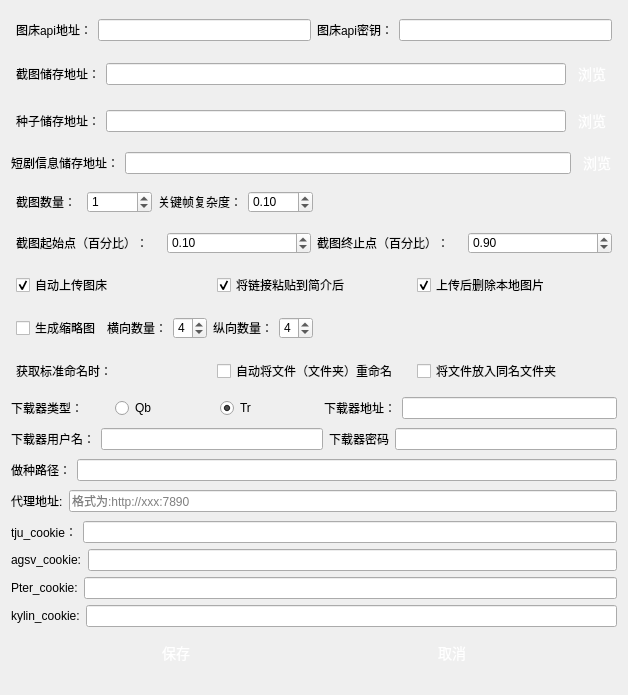
Before: the Qt Designer form ui/settings.ui in waidosia/ph-bjd-playlet, drawn with Qt 5.
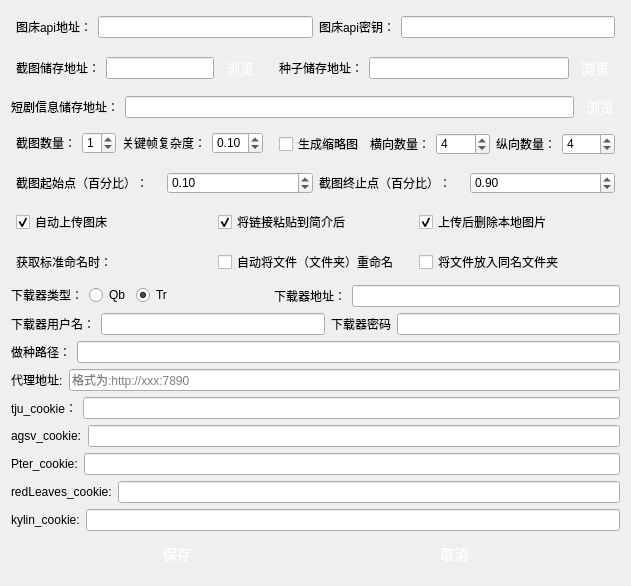
After: the same form once the commit is applied.

What changed in the file:
```diff
--- a/ui/settings.ui
+++ b/ui/settings.ui
@@ -6,14 +6,14 @@
    <rect>
     <x>0</x>
     <y>0</y>
-    <width>628</width>
-    <height>695</height>
+    <width>631</width>
+    <height>586</height>
    </rect>
   </property>
   <property name="windowTitle">
    <string>设置</string>
   </property>
-  <layout class="QGridLayout" name="gridLayout">
+  <layout class="QFormLayout" name="formLayout">
    <item row="0" column="0" colspan="2">
     <layout class="QHBoxLayout" name="horizontalLayout_4">
      <property name="leftMargin">
@@ -167,7 +167,310 @@
      </item>
     </layout>
    </item>
-   <item row="4" column="0">
+   <item row="1" column="0">
+    <layout class="QHBoxLayout" name="horizontalLayout_2">
+     <property name="leftMargin">
+      <number>5</number>
+     </property>
+     <property name="topMargin">
+      <number>5</number>
+     </property>
+     <property name="rightMargin">
+      <number>5</number>
+     </property>
+     <property name="bottomMargin">
+      <number>5</number>
+     </property>
+     <item>
+      <widget class="QLabel" name="label_3">
+       <property name="styleSheet">
+        <string>QPushButton {
+    display: inline-block;
+    padding: 5px 5px;
+    font-size: 16px;
+    cursor: pointer;
+    text-align: center;
+    text-decoration: none;
+    outline: none;
+    color:#fff;
+    background-color: #559e24;
+    border: none;
+    border-radius: 15px;
+    box-shadow: 0 9px #999;
+}
+
+QPushButton:hover {
+background-color: #4a8821;
+}
+
+QPushButton:pressed {
+    background-color: #3c6f1b;
+}
+</string>
+       </property>
+       <property name="text">
+        <string>截图储存地址：</string>
+       </property>
+      </widget>
+     </item>
+     <item>
+      <widget class="QLineEdit" name="screenshotPath">
+       <property name="styleSheet">
+        <string>QPushButton {
+    display: inline-block;
+    padding: 5px 5px;
+    font-size: 16px;
+    cursor: pointer;
+    text-align: center;
+    text-decoration: none;
+    outline: none;
+    color:#fff;
+    background-color: #559e24;
+    border: none;
+    border-radius: 15px;
+    box-shadow: 0 9px #999;
+}
+
+QPushButton:hover {
+background-color: #4a8821;
+}
+
+QPushButton:pressed {
+    background-color: #3c6f1b;
+}
+</string>
+       </property>
+       <property name="text">
+        <string/>
+       </property>
+       <property name="clearButtonEnabled">
+        <bool>true</bool>
+       </property>
+      </widget>
+     </item>
+     <item>
+      <widget class="QPushButton" name="selectScreenshotPathButton">
+       <property name="styleSheet">
+        <string notr="true">QPushButton {
+    display: inline-block;
+    padding: 3px 6px;
+    font-size: 14px;
+    cursor: pointer;
+    text-align: center;
+    text-decoration: none;
+    outline: none;
+    color:#fff;
+background-color: 
+				qlineargradient(x1:0, y1:0, x2:0, y2:1,
+                                      stop:0 #16bf9d,
+                                      stop:1 #10a266);
+    border: none;
+    border-radius: 8px;
+    box-shadow: 0 9px #999;
+}
+
+QPushButton:hover {
+background-color: 
+				qlineargradient(x1:0, y1:0, x2:0, y2:1,
+                                      stop:0 #11b998,
+                                      stop:1 #08965e);
+}
+
+QPushButton:pressed {
+    background-color: 
+				qlineargradient(x1:0, y1:0, x2:0, y2:1,
+                                      stop:0 #0e9278,
+                                      stop:1 #0e925c);
+}
+</string>
+       </property>
+       <property name="text">
+        <string>浏览</string>
+       </property>
+      </widget>
+     </item>
+    </layout>
+   </item>
+   <item row="1" column="1">
+    <layout class="QHBoxLayout" name="horizontalLayout_3">
+     <property name="leftMargin">
+      <number>5</number>
+     </property>
+     <property name="topMargin">
+      <number>5</number>
+     </property>
+     <property name="rightMargin">
+      <number>5</number>
+     </property>
+     <property name="bottomMargin">
+      <number>5</number>
+     </property>
+     <item>
+      <widget class="QLabel" name="label_12">
+       <property name="styleSheet">
+        <string>QPushButton {
+    display: inline-block;
+    padding: 5px 5px;
+    font-size: 16px;
+    cursor: pointer;
+    text-align: center;
+    text-decoration: none;
+    outline: none;
+    color:#fff;
+    background-color: #559e24;
+    border: none;
+    border-radius: 15px;
+    box-shadow: 0 9px #999;
+}
+
+QPushButton:hover {
+background-color: #4a8821;
+}
+
+QPushButton:pressed {
+    background-color: #3c6f1b;
+}
+</string>
+       </property>
+       <property name="text">
+        <string>种子储存地址：</string>
+       </property>
+      </widget>
+     </item>
+     <item>
+      <widget class="QLineEdit" name="torrentPath">
+       <property name="styleSheet">
+        <string>QPushButton {
+    display: inline-block;
+    padding: 5px 5px;
+    font-size: 16px;
+    cursor: pointer;
+    text-align: center;
+    text-decoration: none;
+    outline: none;
+    color:#fff;
+    background-color: #559e24;
+    border: none;
+    border-radius: 15px;
+    box-shadow: 0 9px #999;
+}
+
+QPushButton:hover {
+background-color: #4a8821;
+}
+
+QPushButton:pressed {
+    background-color: #3c6f1b;
+}
+</string>
+       </property>
+       <property name="text">
+        <string/>
+       </property>
+       <property name="clearButtonEnabled">
+        <bool>true</bool>
+       </property>
+      </widget>
+     </item>
+     <item>
+      <widget class="QPushButton" name="selectTorrentPathButton">
+       <property name="styleSheet">
+        <string notr="true">QPushButton {
+    display: inline-block;
+    padding: 3px 6px;
+    font-size: 14px;
+    cursor: pointer;
+    text-align: center;
+    text-decoration: none;
+    outline: none;
+    color:#fff;
+background-color: 
+				qlineargradient(x1:0, y1:0, x2:0, y2:1,
+                                      stop:0 #16bf9d,
+                                      stop:1 #10a266);
+    border: none;
+    border-radius: 8px;
+    box-shadow: 0 9px #999;
+}
+
+QPushButton:hover {
+background-color: 
+				qlineargradient(x1:0, y1:0, x2:0, y2:1,
+                                      stop:0 #11b998,
+                                      stop:1 #08965e);
+}
+
+QPushButton:pressed {
+    background-color: 
+				qlineargradient(x1:0, y1:0, x2:0, y2:1,
+                                      stop:0 #0e9278,
+                                      stop:1 #0e925c);
+}
+</string>
+       </property>
+       <property name="text">
+        <string>浏览</string>
+       </property>
+      </widget>
+     </item>
+    </layout>
+   </item>
+   <item row="2" column="0" colspan="2">
+    <layout class="QHBoxLayout" name="horizontalLayout_14">
+     <item>
+      <widget class="QLabel" name="label_19">
+       <property name="text">
+        <string>短剧信息储存地址：</string>
+       </property>
+      </widget>
+     </item>
+     <item>
+      <widget class="QLineEdit" name="videoInfo"/>
+     </item>
+     <item>
+      <widget class="QPushButton" name="selectInfoPathButton">
+       <property name="styleSheet">
+        <string notr="true">QPushButton {
+    display: inline-block;
+    padding: 3px 6px;
+    font-size: 14px;
+    cursor: pointer;
+    text-align: center;
+    text-decoration: none;
+    outline: none;
+    color:#fff;
+background-color: 
+				qlineargradient(x1:0, y1:0, x2:0, y2:1,
+                                      stop:0 #16bf9d,
+                                      stop:1 #10a266);
+    border: none;
+    border-radius: 8px;
+    box-shadow: 0 9px #999;
+}
+
+QPushButton:hover {
+background-color: 
+				qlineargradient(x1:0, y1:0, x2:0, y2:1,
+                                      stop:0 #11b998,
+                                      stop:1 #08965e);
+}
+
+QPushButton:pressed {
+    background-color: 
+				qlineargradient(x1:0, y1:0, x2:0, y2:1,
+                                      stop:0 #0e9278,
+                                      stop:1 #0e925c);
+}
+</string>
+       </property>
+       <property name="text">
+        <string>浏览</string>
+       </property>
+      </widget>
+     </item>
+    </layout>
+   </item>
+   <item row="3" column="0">
     <layout class="QHBoxLayout" name="horizontalLayout_7">
      <property name="leftMargin">
       <number>5</number>
@@ -323,7 +626,170 @@
      </item>
     </layout>
    </item>
-   <item row="5" column="0" colspan="2">
+   <item row="3" column="1">
+    <layout class="QHBoxLayout" name="horizontalLayout_11">
+     <property name="leftMargin">
+      <number>5</number>
+     </property>
+     <property name="topMargin">
+      <number>5</number>
+     </property>
+     <property name="rightMargin">
+      <number>5</number>
+     </property>
+     <property name="bottomMargin">
+      <number>5</number>
+     </property>
+     <item>
+      <widget class="QCheckBox" name="getThumbnails">
+       <property name="text">
+        <string>生成缩略图</string>
+       </property>
+      </widget>
+     </item>
+     <item>
+      <widget class="QLabel" name="label_13">
+       <property name="styleSheet">
+        <string>QPushButton {
+    display: inline-block;
+    padding: 5px 5px;
+    font-size: 16px;
+    cursor: pointer;
+    text-align: center;
+    text-decoration: none;
+    outline: none;
+    color:#fff;
+    background-color: #559e24;
+    border: none;
+    border-radius: 15px;
+    box-shadow: 0 9px #999;
+}
+
+QPushButton:hover {
+background-color: #4a8821;
+}
+
+QPushButton:pressed {
+    background-color: #3c6f1b;
+}
+</string>
+       </property>
+       <property name="text">
+        <string>横向数量：</string>
+       </property>
+      </widget>
+     </item>
+     <item>
+      <widget class="QSpinBox" name="rows">
+       <property name="styleSheet">
+        <string>QPushButton {
+    display: inline-block;
+    padding: 5px 5px;
+    font-size: 16px;
+    cursor: pointer;
+    text-align: center;
+    text-decoration: none;
+    outline: none;
+    color:#fff;
+    background-color: #559e24;
+    border: none;
+    border-radius: 15px;
+    box-shadow: 0 9px #999;
+}
+
+QPushButton:hover {
+background-color: #4a8821;
+}
+
+QPushButton:pressed {
+    background-color: #3c6f1b;
+}
+</string>
+       </property>
+       <property name="minimum">
+        <number>1</number>
+       </property>
+       <property name="maximum">
+        <number>9</number>
+       </property>
+       <property name="value">
+        <number>4</number>
+       </property>
+      </widget>
+     </item>
+     <item>
+      <widget class="QLabel" name="label_8">
+       <property name="styleSheet">
+        <string>QPushButton {
+    display: inline-block;
+    padding: 5px 5px;
+    font-size: 16px;
+    cursor: pointer;
+    text-align: center;
+    text-decoration: none;
+    outline: none;
+    color:#fff;
+    background-color: #559e24;
+    border: none;
+    border-radius: 15px;
+    box-shadow: 0 9px #999;
+}
+
+QPushButton:hover {
+background-color: #4a8821;
+}
+
+QPushButton:pressed {
+    background-color: #3c6f1b;
+}
+</string>
+       </property>
+       <property name="text">
+        <string>纵向数量：</string>
+       </property>
+      </widget>
+     </item>
+     <item>
+      <widget class="QSpinBox" name="cols">
+       <property name="styleSheet">
+        <string>QPushButton {
+    display: inline-block;
+    padding: 5px 5px;
+    font-size: 16px;
+    cursor: pointer;
+    text-align: center;
+    text-decoration: none;
+    outline: none;
+    color:#fff;
+    background-color: #559e24;
+    border: none;
+    border-radius: 15px;
+    box-shadow: 0 9px #999;
+}
+
+QPushButton:hover {
+background-color: #4a8821;
+}
+
+QPushButton:pressed {
+    background-color: #3c6f1b;
+}
+</string>
+       </property>
+       <property name="minimum">
+        <number>1</number>
+       </property>
+       <property name="maximum">
+        <number>9</number>
+       </property>
+       <property name="value">
+        <number>4</number>
+       </property>
+      </widget>
+     </item>
+    </layout>
+   </item>
+   <item row="4" column="0" colspan="2">
     <layout class="QHBoxLayout" name="horizontalLayout_8">
      <property name="leftMargin">
       <number>5</number>
@@ -485,7 +951,7 @@
      </item>
     </layout>
    </item>
-   <item row="6" column="0" colspan="2">
+   <item row="5" column="0" colspan="2">
     <layout class="QHBoxLayout" name="horizontalLayout_9">
      <property name="leftMargin">
       <number>5</number>
@@ -606,170 +1072,7 @@
      </item>
     </layout>
    </item>
-   <item row="7" column="0">
-    <layout class="QHBoxLayout" name="horizontalLayout_11">
-     <property name="leftMargin">
-      <number>5</number>
-     </property>
-     <property name="topMargin">
-      <number>5</number>
-     </property>
-     <property name="rightMargin">
-      <number>5</number>
-     </property>
-     <property name="bottomMargin">
-      <number>5</number>
-     </property>
-     <item>
-      <widget class="QCheckBox" name="getThumbnails">
-       <property name="text">
-        <string>生成缩略图</string>
-       </property>
-      </widget>
-     </item>
-     <item>
-      <widget class="QLabel" name="label_13">
-       <property name="styleSheet">
-        <string>QPushButton {
-    display: inline-block;
-    padding: 5px 5px;
-    font-size: 16px;
-    cursor: pointer;
-    text-align: center;
-    text-decoration: none;
-    outline: none;
-    color:#fff;
-    background-color: #559e24;
-    border: none;
-    border-radius: 15px;
-    box-shadow: 0 9px #999;
-}
-
-QPushButton:hover {
-background-color: #4a8821;
-}
-
-QPushButton:pressed {
-    background-color: #3c6f1b;
-}
-</string>
-       </property>
-       <property name="text">
-        <string>横向数量：</string>
-       </property>
-      </widget>
-     </item>
-     <item>
-      <widget class="QSpinBox" name="rows">
-       <property name="styleSheet">
-        <string>QPushButton {
-    display: inline-block;
-    padding: 5px 5px;
-    font-size: 16px;
-    cursor: pointer;
-    text-align: center;
-    text-decoration: none;
-    outline: none;
-    color:#fff;
-    background-color: #559e24;
-    border: none;
-    border-radius: 15px;
-    box-shadow: 0 9px #999;
-}
-
-QPushButton:hover {
-background-color: #4a8821;
-}
-
-QPushButton:pressed {
-    background-color: #3c6f1b;
-}
-</string>
-       </property>
-       <property name="minimum">
-        <number>1</number>
-       </property>
-       <property name="maximum">
-        <number>9</number>
-       </property>
-       <property name="value">
-        <number>4</number>
-       </property>
-      </widget>
-     </item>
-     <item>
-      <widget class="QLabel" name="label_8">
-       <property name="styleSheet">
-        <string>QPushButton {
-    display: inline-block;
-    padding: 5px 5px;
-    font-size: 16px;
-    cursor: pointer;
-    text-align: center;
-    text-decoration: none;
-    outline: none;
-    color:#fff;
-    background-color: #559e24;
-    border: none;
-    border-radius: 15px;
-    box-shadow: 0 9px #999;
-}
-
-QPushButton:hover {
-background-color: #4a8821;
-}
-
-QPushButton:pressed {
-    background-color: #3c6f1b;
-}
-</string>
-       </property>
-       <property name="text">
-        <string>纵向数量：</string>
-       </property>
-      </widget>
-     </item>
-     <item>
-      <widget class="QSpinBox" name="cols">
-       <property name="styleSheet">
-        <string>QPushButton {
-    display: inline-block;
-    padding: 5px 5px;
-    font-size: 16px;
-    cursor: pointer;
-    text-align: center;
-    text-decoration: none;
-    outline: none;
-    color:#fff;
-    background-color: #559e24;
-    border: none;
-    border-radius: 15px;
-    box-shadow: 0 9px #999;
-}
-
-QPushButton:hover {
-background-color: #4a8821;
-}
-
-QPushButton:pressed {
-    background-color: #3c6f1b;
-}
-</string>
-       </property>
-       <property name="minimum">
-        <number>1</number>
-       </property>
-       <property name="maximum">
-        <number>9</number>
-       </property>
-       <property name="value">
-        <number>4</number>
-       </property>
-      </widget>
-     </item>
-    </layout>
-   </item>
-   <item row="8" column="0" colspan="2">
+   <item row="6" column="0" colspan="2">
     <layout class="QHBoxLayout" name="horizontalLayout_10">
      <property name="leftMargin">
       <number>5</number>
@@ -887,7 +1190,7 @@
      </item>
     </layout>
    </item>
-   <item row="9" column="0">
+   <item row="7" column="0">
     <layout class="QVBoxLayout" name="verticalLayout_2">
      <item>
       <layout class="QHBoxLayout" name="horizontalLayout_19">
@@ -931,7 +1234,7 @@
      </item>
     </layout>
    </item>
-   <item row="9" column="1">
+   <item row="7" column="1">
     <layout class="QHBoxLayout" name="horizontalLayout_6">
      <item>
       <widget class="QLabel" name="label_14">
@@ -945,7 +1248,7 @@
      </item>
     </layout>
    </item>
-   <item row="10" column="0" colspan="2">
+   <item row="8" column="0" colspan="2">
     <layout class="QHBoxLayout" name="horizontalLayout_5">
      <item>
       <widget class="QLabel" name="label_15">
@@ -969,310 +1272,21 @@
      </item>
     </layout>
    </item>
-   <item row="1" column="0" colspan="2">
-    <layout class="QHBoxLayout" name="horizontalLayout_2">
-     <property name="leftMargin">
-      <number>5</number>
-     </property>
-     <property name="topMargin">
-      <number>5</number>
-     </property>
-     <property name="rightMargin">
-      <number>5</number>
-     </property>
-     <property name="bottomMargin">
-      <number>5</number>
-     </property>
+   <item row="9" column="0" colspan="2">
+    <layout class="QHBoxLayout" name="horizontalLayout_13">
      <item>
-      <widget class="QLabel" name="label_3">
-       <property name="styleSheet">
-        <string>QPushButton {
-    display: inline-block;
-    padding: 5px 5px;
-    font-size: 16px;
-    cursor: pointer;
-    text-align: center;
-    text-decoration: none;
-    outline: none;
-    color:#fff;
-    background-color: #559e24;
-    border: none;
-    border-radius: 15px;
-    box-shadow: 0 9px #999;
-}
-
-QPushButton:hover {
-background-color: #4a8821;
-}
-
-QPushButton:pressed {
-    background-color: #3c6f1b;
-}
-</string>
-       </property>
+      <widget class="QLabel" name="label_18">
        <property name="text">
-        <string>截图储存地址：</string>
+        <string>做种路径：</string>
        </property>
       </widget>
      </item>
      <item>
-      <widget class="QLineEdit" name="screenshotPath">
-       <property name="styleSheet">
-        <string>QPushButton {
-    display: inline-block;
-    padding: 5px 5px;
-    font-size: 16px;
-    cursor: pointer;
-    text-align: center;
-    text-decoration: none;
-    outline: none;
-    color:#fff;
-    background-color: #559e24;
-    border: none;
-    border-radius: 15px;
-    box-shadow: 0 9px #999;
-}
-
-QPushButton:hover {
-background-color: #4a8821;
-}
-
-QPushButton:pressed {
-    background-color: #3c6f1b;
-}
-</string>
-       </property>
-       <property name="text">
-        <string/>
-       </property>
-       <property name="clearButtonEnabled">
-        <bool>true</bool>
-       </property>
-      </widget>
+      <widget class="QLineEdit" name="resourcePath"/>
      </item>
-     <item>
-      <widget class="QPushButton" name="selectScreenshotPathButton">
-       <property name="styleSheet">
-        <string notr="true">QPushButton {
-    display: inline-block;
-    padding: 3px 6px;
-    font-size: 14px;
-    cursor: pointer;
-    text-align: center;
-    text-decoration: none;
-    outline: none;
-    color:#fff;
-background-color: 
-				qlineargradient(x1:0, y1:0, x2:0, y2:1,
-                                      stop:0 #16bf9d,
-                                      stop:1 #10a266);
-    border: none;
-    border-radius: 8px;
-    box-shadow: 0 9px #999;
-}
-
-QPushButton:hover {
-background-color: 
-				qlineargradient(x1:0, y1:0, x2:0, y2:1,
-                                      stop:0 #11b998,
-                                      stop:1 #08965e);
-}
-
-QPushButton:pressed {
-    background-color: 
-				qlineargradient(x1:0, y1:0, x2:0, y2:1,
-                                      stop:0 #0e9278,
-                                      stop:1 #0e925c);
-}
-</string>
-       </property>
-       <property name="text">
-        <string>浏览</string>
-       </property>
-      </widget>
-     </item>
     </layout>
    </item>
-   <item row="2" column="0" colspan="2">
-    <layout class="QHBoxLayout" name="horizontalLayout_3">
-     <property name="leftMargin">
-      <number>5</number>
-     </property>
-     <property name="topMargin">
-      <number>5</number>
-     </property>
-     <property name="rightMargin">
-      <number>5</number>
-     </property>
-     <property name="bottomMargin">
-      <number>5</number>
-     </property>
-     <item>
-      <widget class="QLabel" name="label_12">
-       <property name="styleSheet">
-        <string>QPushButton {
-    display: inline-block;
-    padding: 5px 5px;
-    font-size: 16px;
-    cursor: pointer;
-    text-align: center;
-    text-decoration: none;
-    outline: none;
-    color:#fff;
-    background-color: #559e24;
-    border: none;
-    border-radius: 15px;
-    box-shadow: 0 9px #999;
-}
-
-QPushButton:hover {
-background-color: #4a8821;
-}
-
-QPushButton:pressed {
-    background-color: #3c6f1b;
-}
-</string>
-       </property>
-       <property name="text">
-        <string>种子储存地址：</string>
-       </property>
-      </widget>
-     </item>
-     <item>
-      <widget class="QLineEdit" name="torrentPath">
-       <property name="styleSheet">
-        <string>QPushButton {
-    display: inline-block;
-    padding: 5px 5px;
-    font-size: 16px;
-    cursor: pointer;
-    text-align: center;
-    text-decoration: none;
-    outline: none;
-    color:#fff;
-    background-color: #559e24;
-    border: none;
-    border-radius: 15px;
-    box-shadow: 0 9px #999;
-}
-
-QPushButton:hover {
-background-color: #4a8821;
-}
-
-QPushButton:pressed {
-    background-color: #3c6f1b;
-}
-</string>
-       </property>
-       <property name="text">
-        <string/>
-       </property>
-       <property name="clearButtonEnabled">
-        <bool>true</bool>
-       </property>
-      </widget>
-     </item>
-     <item>
-      <widget class="QPushButton" name="selectTorrentPathButton">
-       <property name="styleSheet">
-        <string notr="true">QPushButton {
-    display: inline-block;
-    padding: 3px 6px;
-    font-size: 14px;
-    cursor: pointer;
-    text-align: center;
-    text-decoration: none;
-    outline: none;
-    color:#fff;
-background-color: 
-				qlineargradient(x1:0, y1:0, x2:0, y2:1,
-                                      stop:0 #16bf9d,
-                                      stop:1 #10a266);
-    border: none;
-    border-radius: 8px;
-    box-shadow: 0 9px #999;
-}
-
-QPushButton:hover {
-background-color: 
-				qlineargradient(x1:0, y1:0, x2:0, y2:1,
-                                      stop:0 #11b998,
-                                      stop:1 #08965e);
-}
-
-QPushButton:pressed {
-    background-color: 
-				qlineargradient(x1:0, y1:0, x2:0, y2:1,
-                                      stop:0 #0e9278,
-                                      stop:1 #0e925c);
-}
-</string>
-       </property>
-       <property name="text">
-        <string>浏览</string>
-       </property>
-      </widget>
-     </item>
-    </layout>
-   </item>
-   <item row="3" column="0" colspan="2">
-    <layout class="QHBoxLayout" name="horizontalLayout_14">
-     <item>
-      <widget class="QLabel" name="label_19">
-       <property name="text">
-        <string>短剧信息储存地址：</string>
-       </property>
-      </widget>
-     </item>
-     <item>
-      <widget class="QLineEdit" name="videoInfo"/>
-     </item>
-     <item>
-      <widget class="QPushButton" name="selectInfoPathButton">
-       <property name="styleSheet">
-        <string notr="true">QPushButton {
-    display: inline-block;
-    padding: 3px 6px;
-    font-size: 14px;
-    cursor: pointer;
-    text-align: center;
-    text-decoration: none;
-    outline: none;
-    color:#fff;
-background-color: 
-				qlineargradient(x1:0, y1:0, x2:0, y2:1,
-                                      stop:0 #16bf9d,
-                                      stop:1 #10a266);
-    border: none;
-    border-radius: 8px;
-    box-shadow: 0 9px #999;
-}
-
-QPushButton:hover {
-background-color: 
-				qlineargradient(x1:0, y1:0, x2:0, y2:1,
-                                      stop:0 #11b998,
-                                      stop:1 #08965e);
-}
-
-QPushButton:pressed {
-    background-color: 
-				qlineargradient(x1:0, y1:0, x2:0, y2:1,
-                                      stop:0 #0e9278,
-                                      stop:1 #0e925c);
-}
-</string>
-       </property>
-       <property name="text">
-        <string>浏览</string>
-       </property>
-      </widget>
-     </item>
-    </layout>
-   </item>
-   <item row="12" column="0" colspan="2">
+   <item row="10" column="0" colspan="2">
     <layout class="QHBoxLayout" name="horizontalLayout_18">
      <item>
       <widget class="QLabel" name="label_21">
@@ -1291,20 +1305,6 @@
     </layout>
    </item>
    <item row="11" column="0" colspan="2">
-    <layout class="QHBoxLayout" name="horizontalLayout_13">
-     <item>
-      <widget class="QLabel" name="label_18">
-       <property name="text">
-        <string>做种路径：</string>
-       </property>
-      </widget>
-     </item>
-     <item>
-      <widget class="QLineEdit" name="resourcePath"/>
-     </item>
-    </layout>
-   </item>
-   <item row="13" column="0" colspan="2">
     <layout class="QVBoxLayout" name="verticalLayout">
      <item>
       <layout class="QHBoxLayout" name="horizontalLayout_12">
@@ -1348,6 +1348,20 @@
        </item>
       </layout>
      </item>
+     <item>
+      <layout class="QHBoxLayout" name="horizontalLayout_20">
+       <item>
+        <widget class="QLabel" name="label_23">
+         <property name="text">
+          <string>redLeaves_cookie:</string>
+         </property>
+        </widget>
+       </item>
+       <item>
+        <widget class="QLineEdit" name="redLeavesCookie"/>
+       </item>
+      </layout>
+     </item>
      <item>
       <layout class="QHBoxLayout" name="horizontalLayout_17">
        <item>
@@ -1364,7 +1378,7 @@
      </item>
     </layout>
    </item>
-   <item row="14" column="0" colspan="2">
+   <item row="12" column="0" colspan="2">
     <layout class="QHBoxLayout" name="horizontalLayout">
      <property name="leftMargin">
       <number>30</number>
```
